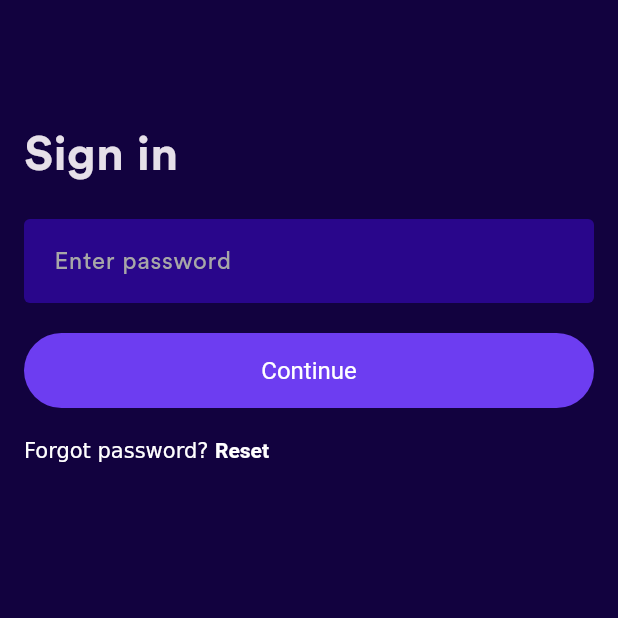
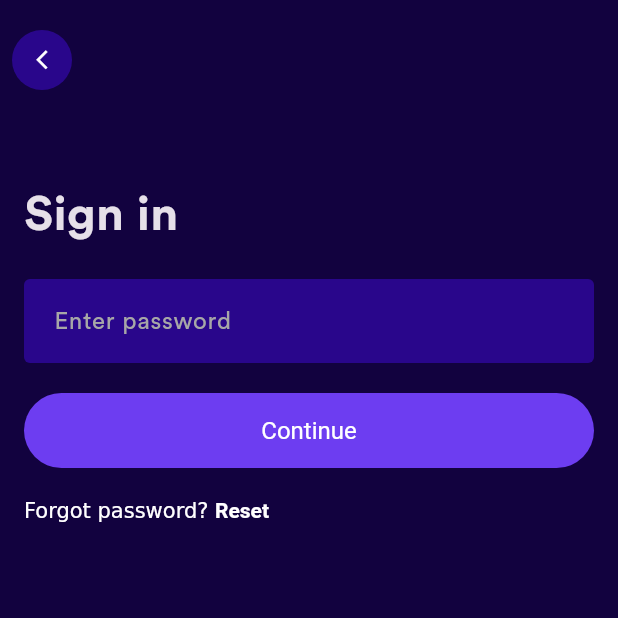
Before and after one commit to pulpetto/E-Commerce, a Flutter app: the EnterPasswordPage screen opened directly, on a phone screen of 412 x 824 dp, the top half of it. Run offline on Flutter 3.47's test engine with Material 3 defaults, Android fonts, the phone set to English and light mode, and no system bars; our stand-ins replace flutter_svg.

Commit message:
add app bar

```diff
--- a/lib/presentation/auth/pages/enter_password.dart
+++ b/lib/presentation/auth/pages/enter_password.dart
@@ -1,3 +1,4 @@
+import 'package:e_commerce/common/widgets/appbar/basic_app_bar.dart';
 import 'package:e_commerce/common/widgets/buttons/basic_app_button.dart';
 import 'package:flutter/gestures.dart';
 import 'package:flutter/material.dart';
@@ -8,8 +9,9 @@ class EnterPasswordPage extends StatelessWidget {
   @override
   Widget build(BuildContext context) {
     return Scaffold(
+      appBar: BasicAppbar(),
       body: Padding(
-        padding: const EdgeInsets.symmetric(horizontal: 16, vertical: 80),
+        padding: const EdgeInsets.symmetric(horizontal: 16, vertical: 40),
         child: Column(
           crossAxisAlignment: CrossAxisAlignment.start,
           children: [
```
